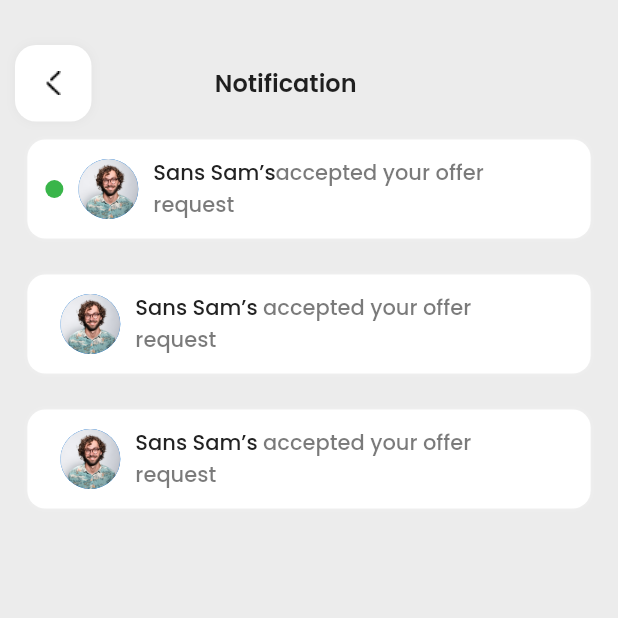
After one commit to BilalN10/shelf_life, a Flutter app: the NotificationPage screen opened directly, on a phone screen of 412 x 824 dp, the top half of it. The commit adds this screen. Run offline on Flutter 3.47's test engine with Material 2 defaults, Android fonts, the phone set to English and light mode, and no system bars; our stand-ins replace dotted_border, flutter_svg, get, google_fonts, image_picker, mask_text_input_formatter and 2 more.

Commit message:
notification screen completed

```diff
--- /dev/null
+++ b/lib/models/notification_model.dart
@@ -0,0 +1,28 @@
+class NotificationModel {
+  final String image;
+  final String message;
+  bool isRead;
+  final String senderName;
+  NotificationModel({
+    required this.image,
+    required this.message,
+    this.isRead = false,
+    required this.senderName,
+  });
+}
+
+List<NotificationModel> notificationList = [
+  NotificationModel(
+      image: 'assets/images/sansam.png',
+      message: 'accepted your offer request',
+      isRead: true,
+      senderName: 'Sans Sam’s'),
+  NotificationModel(
+      image: 'assets/images/sansam.png',
+      message: ' accepted your offer request',
+      senderName: 'Sans Sam’s'),
+  NotificationModel(
+      image: 'assets/images/sansam.png',
+      message: ' accepted your offer request',
+      senderName: 'Sans Sam’s'),
+];
--- a/lib/views/pages/bottom_nav/tabs/home/home_page.dart
+++ b/lib/views/pages/bottom_nav/tabs/home/home_page.dart
@@ -6,6 +6,7 @@ import 'package:shelf_life/constants/colors.dart';
 import 'package:shelf_life/constants/icons.dart';
 import 'package:shelf_life/models/food_prefrence_model.dart';
 import 'package:shelf_life/views/pages/filter/filter_page.dart';
+import 'package:shelf_life/views/pages/notification/notification_page.dart';
 import 'package:shelf_life/views/widgets/search-field.dart';
 import 'components/pickup_now.dart';
 import 'components/recommented_list.dart';
@@ -73,7 +74,7 @@ class _HomePageState extends State<HomePage> {
                           width: Adaptive.px(21),
                         ),
                         GestureDetector(
-                          onTap: () {},
+                          onTap: () => Get.to(() => const NotificationPage()),
                           child: Image.asset(IconClass.notification),
                         ),
                       ],
--- /dev/null
+++ b/lib/views/pages/notification/notification_page.dart
@@ -0,0 +1,123 @@
+import 'package:flutter/material.dart';
+import 'package:google_fonts/google_fonts.dart';
+import 'package:responsive_sizer/responsive_sizer.dart';
+import 'package:shelf_life/constants/colors.dart';
+import 'package:shelf_life/models/notification_model.dart';
+import 'package:shelf_life/views/widgets/custom_back_button.dart';
+
+class NotificationPage extends StatelessWidget {
+  const NotificationPage({super.key});
+
+  @override
+  Widget build(BuildContext context) {
+    return Scaffold(
+      backgroundColor: const Color(0xffECECEC),
+      body: Padding(
+        padding: EdgeInsets.only(
+            left: Adaptive.px(10),
+            right: Adaptive.px(10),
+            top: Adaptive.px(30)),
+        child: SizedBox(
+          height: Adaptive.h(100),
+          width: Adaptive.w(100),
+          child: Column(
+            children: [
+              Row(
+                children: [
+                  CustomBackButton(),
+                  const Spacer(),
+                  Text(
+                    'Notification',
+                    style: GoogleFonts.poppins(
+                        fontSize: Adaptive.px(16), fontWeight: FontWeight.w600),
+                  ),
+                  const Spacer(
+                    flex: 2,
+                  ),
+                ],
+              ),
+              Expanded(
+                child: ListView.builder(
+                  itemCount: notificationList.length,
+                  itemBuilder: (context, index) {
+                    return Padding(
+                      padding: EdgeInsets.symmetric(
+                          horizontal: Adaptive.w(2), vertical: 12),
+                      child: Column(
+                        children: [
+                          Container(
+                            padding: const EdgeInsets.all(12),
+                            width: Adaptive.w(100),
+                            decoration: BoxDecoration(
+                              color: Colors.white,
+                              boxShadow: [
+                                BoxShadow(
+                                  color: Colors.white.withOpacity(.2),
+                                  blurRadius: 2,
+                                ),
+                              ],
+                              borderRadius: BorderRadius.circular(12),
+                            ),
+                            child: Row(
+                              children: [
+                                notificationList[index].isRead
+                                    ? const CircleAvatar(
+                                        radius: 6,
+                                        backgroundColor:
+                                            ColorClass.lightPrimaryColor,
+                                      )
+                                    : const SizedBox(),
+                                const SizedBox(
+                                  width: 10,
+                                ),
+                                CircleAvatar(
+                                  radius: 20,
+                                  backgroundImage:
+                                      AssetImage(notificationList[index].image),
+                                ),
+                                const SizedBox(
+                                  width: 10,
+                                ),
+                                SizedBox(
+                                  width: Adaptive.w(60),
+                                  child: RichText(
+                                    text: TextSpan(
+                                      children: [
+                                        TextSpan(
+                                          text: notificationList[index]
+                                              .senderName,
+                                          style: GoogleFonts.poppins(
+                                            fontSize: Adaptive.px(14),
+                                            fontWeight: FontWeight.w500,
+                                            color: const Color(0xff222222),
+                                          ),
+                                        ),
+                                        TextSpan(
+                                          text: notificationList[index].message,
+                                          style: GoogleFonts.poppins(
+                                            fontSize: Adaptive.px(14),
+                                            fontWeight: FontWeight.w500,
+                                            color: const Color(0xff222222)
+                                                .withOpacity(.6),
+                                          ),
+                                        ),
+                                      ],
+                                    ),
+                                  ),
+                                ),
+                              ],
+                            ),
+                          ),
+                        ],
+                      ),
+                    );
+                  },
+                ),
+              ),
+            ],
+          ),
+        ),
+      ),
+    );
+  }
+}
```
Also changed, not shown: assets/images/sansam.png (added).
